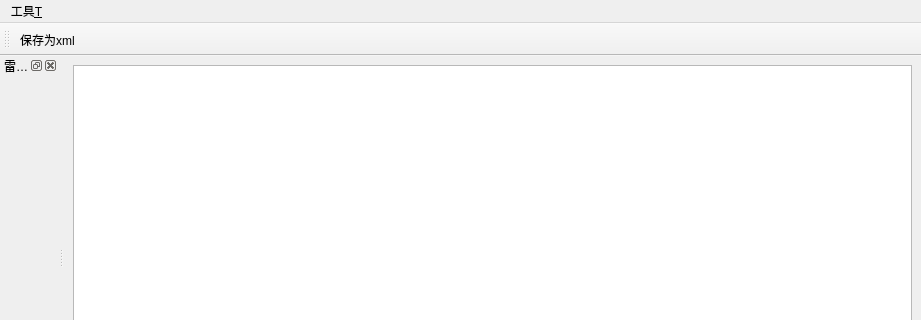
This is prototype_v0906/RadarPrototype/mainwindow_radar.ui in Tangzixia/Digital-Prototype as Qt 5 draws it before an edit; both pictures show x 0 to 921 and y 0 to 320 of the 921 by 479 pixel window. The edited form follows.
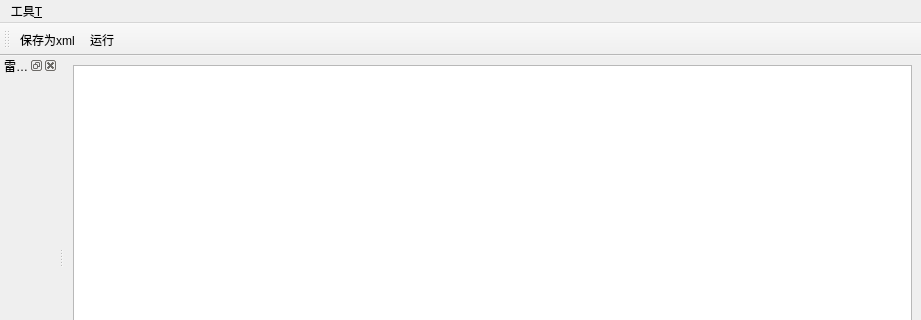
This is the edited form. Icons and pictures are not drawn.

Diff of the .ui file:
```diff
--- a/prototype_v0906/RadarPrototype/mainwindow_radar.ui
+++ b/prototype_v0906/RadarPrototype/mainwindow_radar.ui
@@ -76,6 +76,7 @@
     <bool>false</bool>
    </attribute>
    <addaction name="actionsave"/>
+   <addaction name="actionRunRadar"/>
   </widget>
   <action name="actionCom_list">
    <property name="checkable">
@@ -98,6 +99,15 @@
     <string>保存为xml</string>
    </property>
   </action>
+  <action name="actionRunRadar">
+   <property name="icon">
+    <iconset resource="../Res/res.qrc">
+     <normaloff>:/img/runXml.png</normaloff>:/img/runXml.png</iconset>
+   </property>
+   <property name="text">
+    <string>运行</string>
+   </property>
+  </action>
   <zorder>dockCompList</zorder>
  </widget>
  <resources/>
```
Left out of the diff: 9 changed lines with no effect on the pictures.
